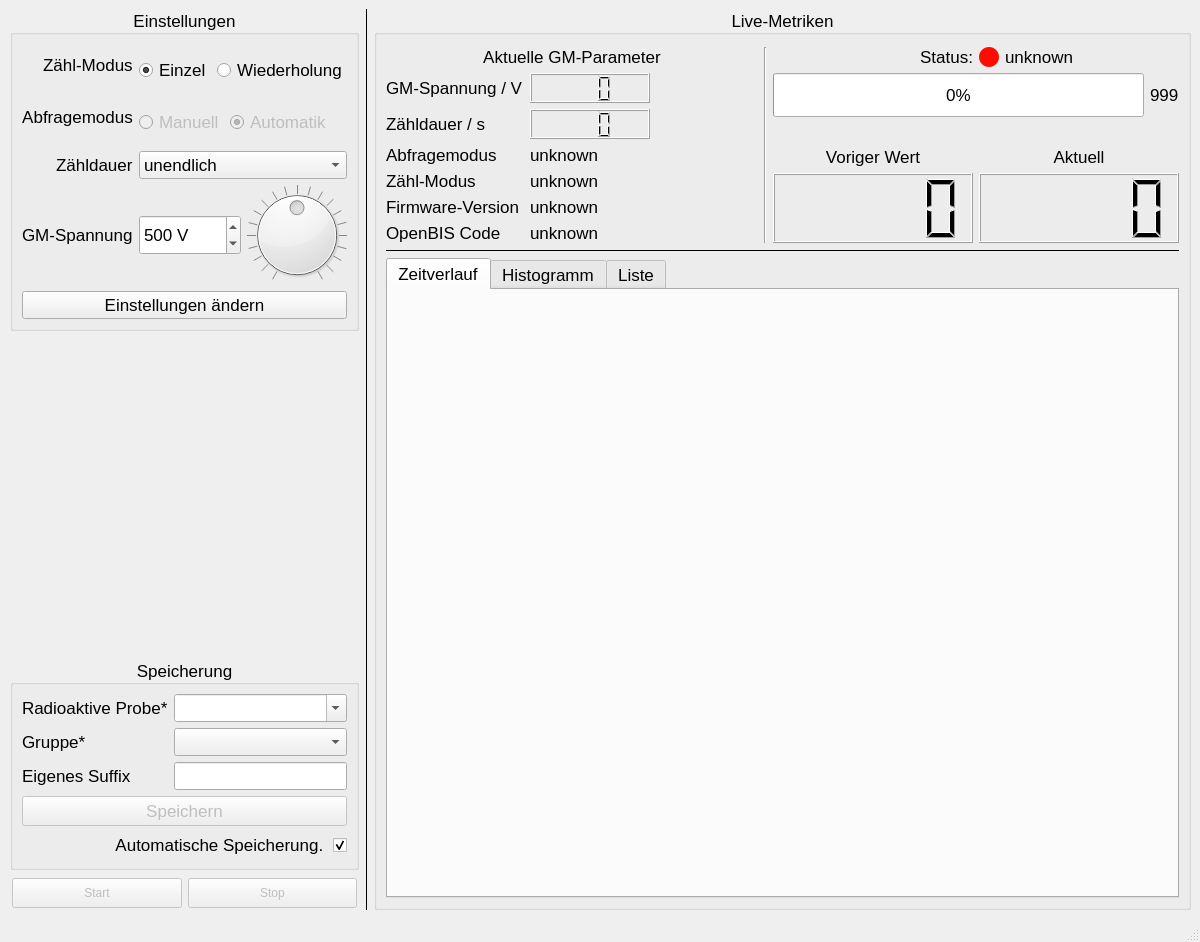
The window that src/pyqt/mainwindow.ui (cckssr/gmcounter) describes before a commit, drawn with Qt 5.
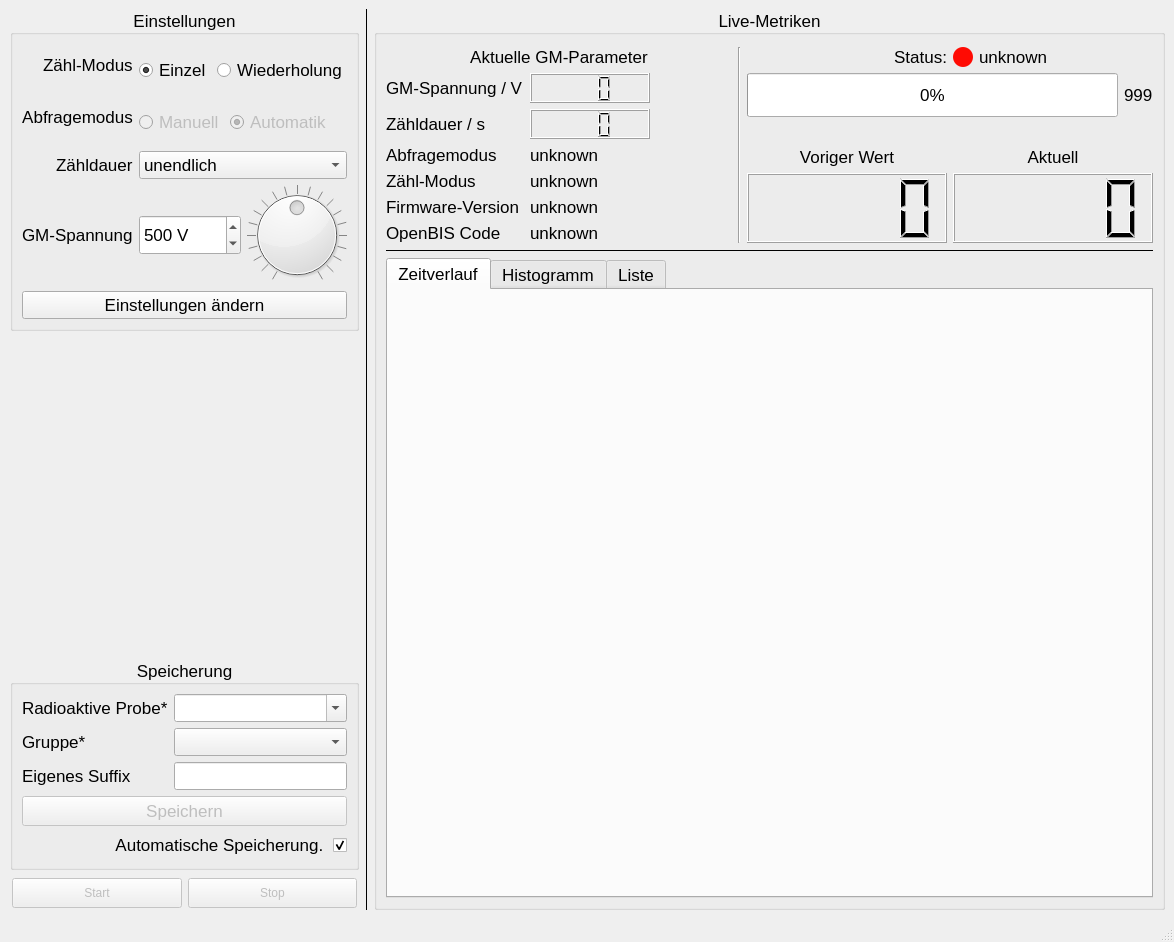
The same window after the commit.

Diff of the .ui file:
```diff
--- a/src/pyqt/mainwindow.ui
+++ b/src/pyqt/mainwindow.ui
@@ -6,7 +6,7 @@
    <rect>
     <x>0</x>
     <y>0</y>
-    <width>1200</width>
+    <width>1174</width>
     <height>942</height>
    </rect>
   </property>
@@ -1139,7 +1139,7 @@
           </widget>
          </item>
          <item row="0" column="0">
-          <layout class="QGridLayout" name="gridLayout_3" rowstretch="0,0,0,0" columnstretch="0,0,2,2">
+          <layout class="QGridLayout" name="gridLayout_3" rowstretch="0,0,0,0" columnstretch="0,1,2,2">
            <property name="sizeConstraint">
             <enum>QLayout::SizeConstraint::SetMinimumSize</enum>
            </property>
@@ -1352,6 +1352,9 @@
              <property name="sizeConstraint">
               <enum>QLayout::SizeConstraint::SetMinimumSize</enum>
              </property>
+             <property name="fieldGrowthPolicy">
+              <enum>QFormLayout::FieldGrowthPolicy::ExpandingFieldsGrow</enum>
+             </property>
              <item row="0" column="0">
               <widget class="QLabel" name="label_8">
                <property name="text">
```
Left out of the diff: 2 changed lines with no effect on the pictures.
